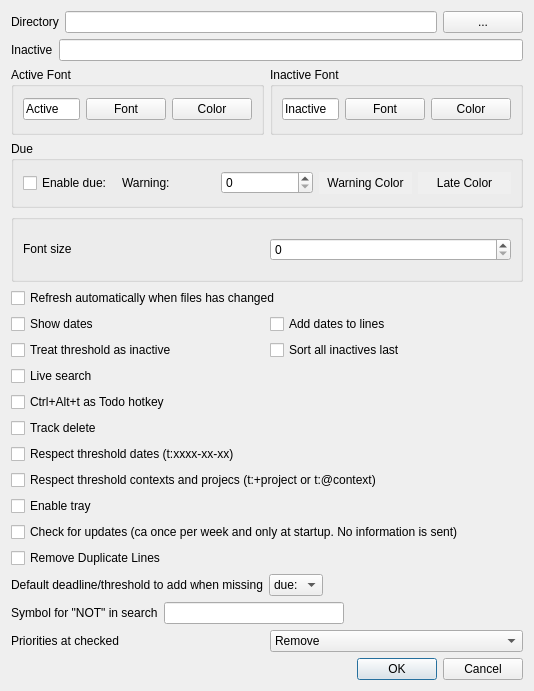
Above: settingsdialog.ui from SverrirValgeirsson/Todour before the change. Below: the same form after it.
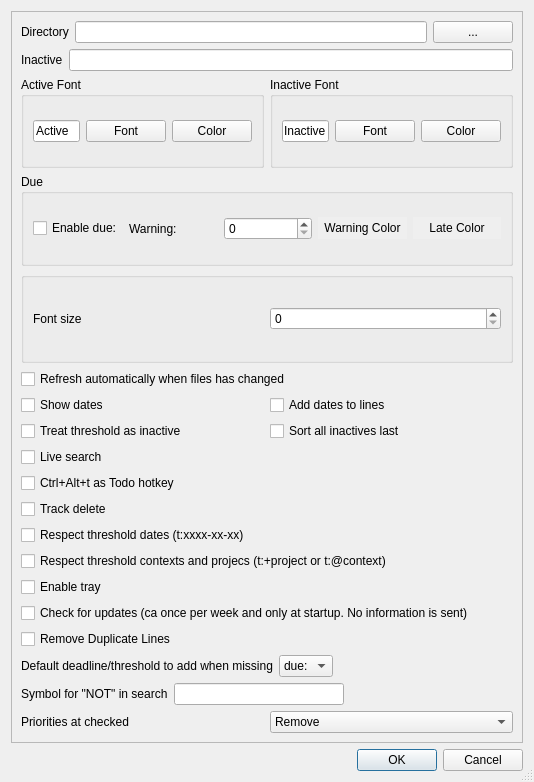
That is the form after the change.

Commit message: Adding rezise bars on settings

```diff
--- a/settingsdialog.ui
+++ b/settingsdialog.ui
@@ -7,14 +7,35 @@
     <x>0</x>
     <y>0</y>
     <width>534</width>
-    <height>691</height>
+    <height>782</height>
    </rect>
   </property>
   <property name="windowTitle">
    <string>Todour Settings</string>
   </property>
+  <property name="sizeGripEnabled">
+   <bool>true</bool>
+  </property>
   <layout class="QVBoxLayout" name="verticalLayout">
    <item>
+    <widget class="QScrollArea" name="scrollArea">
+     <property name="verticalScrollBarPolicy">
+      <enum>Qt::ScrollBarAsNeeded</enum>
+     </property>
+     <property name="widgetResizable">
+      <bool>true</bool>
+     </property>
+     <widget class="QWidget" name="scrollAreaWidgetContents">
+      <property name="geometry">
+       <rect>
+        <x>-12</x>
+        <y>0</y>
+        <width>530</width>
+        <height>742</height>
+       </rect>
+      </property>
+      <layout class="QVBoxLayout" name="verticalLayout_2">
+       <item>
     <layout class="QHBoxLayout" name="horizontalLayout">
      <item>
       <widget class="QLabel" name="label">
@@ -416,6 +437,10 @@
       </widget>
      </item>
     </layout>
+       </item>
+      </layout>
+     </widget>
+    </widget>
    </item>
    <item>
     <widget class="QDialogButtonBox" name="buttonBox">
```
Lines whose indentation alone changed are shown as unchanged.
